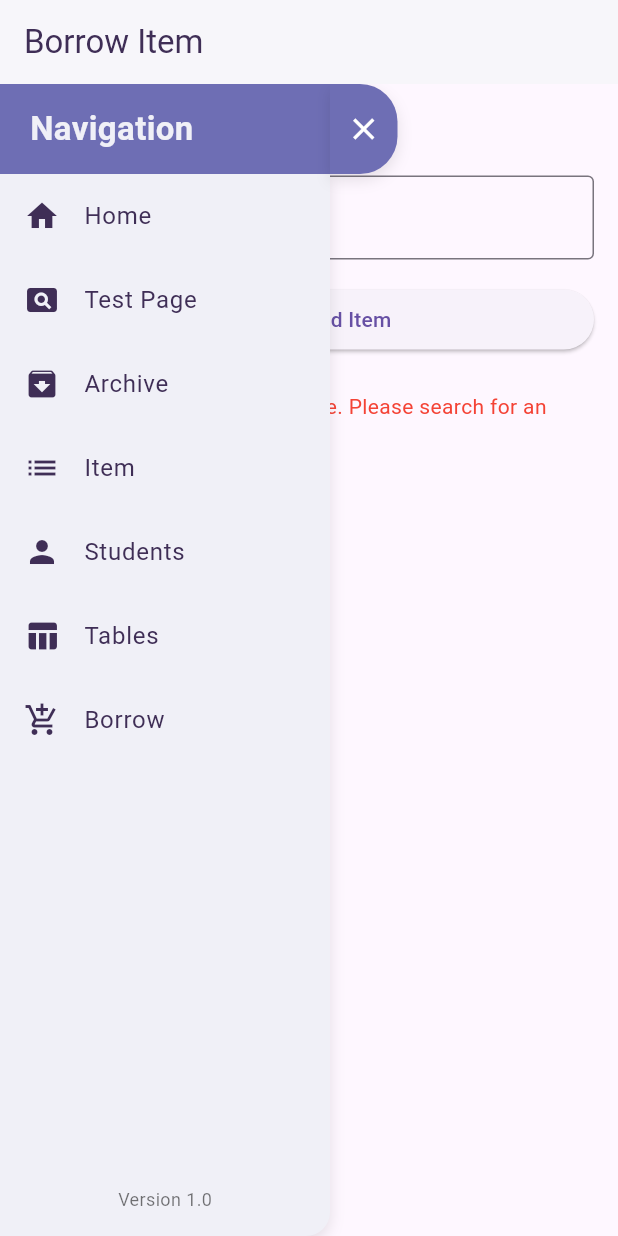
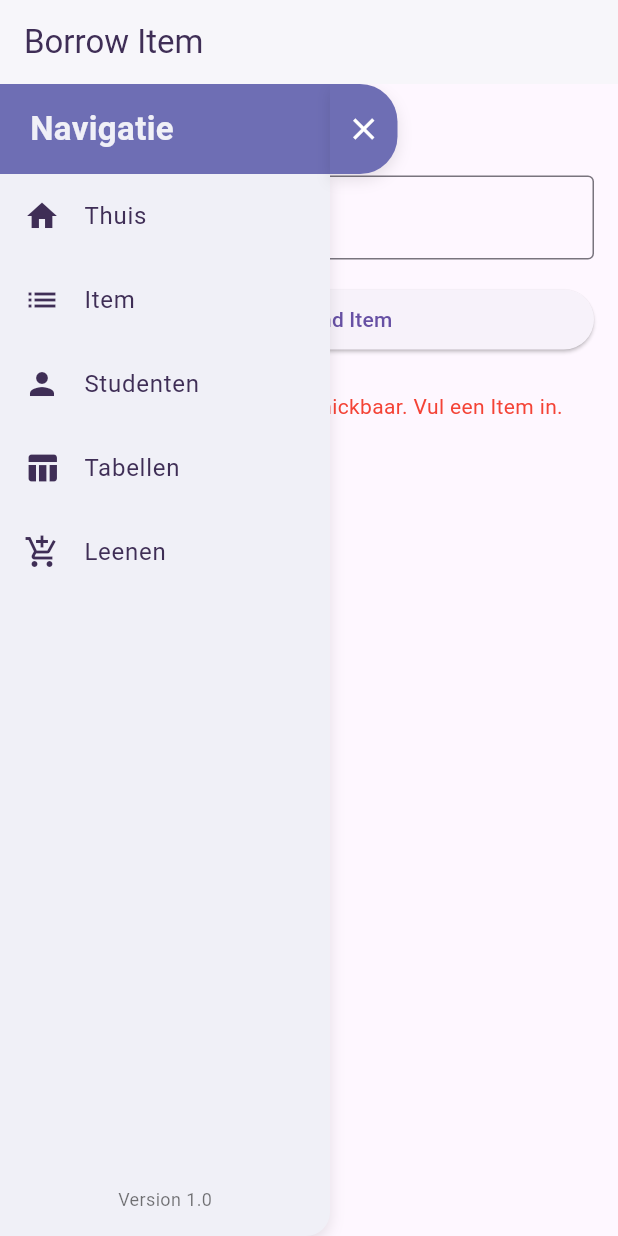
Before and after one commit to Draagn282/RocVoorraadSyteem, a Flutter app: the BorrowPage widget shown alone on an empty page, opened directly, after a tap on the "menu" icon, on a phone screen of 412 x 824 dp. Run offline on Flutter 3.47's test engine with Material 3 defaults, Android fonts, the phone set to English and light mode, and no system bars; our stand-ins replace sqflite, sqflite_common_ffi; accounts and stored records are empty.

Commit message:
EN -> NL, items inspect initiall start

```diff
--- a/roc_vooraadbeheersysteem/lib/pages/borrow_page.dart
+++ b/roc_vooraadbeheersysteem/lib/pages/borrow_page.dart
@@ -8,7 +8,6 @@ class BorrowPage extends BasePage {
   @override
   AppBar buildAppBar() {
     return AppBar(
-
       title: const Text(
         'Borrow Item',
         style: TextStyle(color: Color(0xff3f2e56)),
@@ -17,13 +16,13 @@ class BorrowPage extends BasePage {
       iconTheme: const IconThemeData(color: Color(0xff3f2e56)),
       elevation: 1,
     );
-
   }
 
   @override
   Widget buildBody(BuildContext context) {
     final TextEditingController itemIdController = TextEditingController();
     final TextEditingController studentIdController = TextEditingController();
+    final FocusNode studentIdFocusNode = FocusNode(); // Create a FocusNode
 
     ValueNotifier<Map<String, dynamic>?> itemDetailsNotifier = ValueNotifier(null);
 
@@ -40,29 +39,28 @@ Future<void> fetchItemDetails(String itemId) async {
         _showSnackBar(context, 'Item not found.');
       } else {
         itemDetailsNotifier.value = results.first;
+        // Automatically focus on the Student ID field
+        studentIdFocusNode.requestFocus();
       }
     }
-
 
     Future<void> borrowItem(String itemId, String studentId) async {
       final dbHelper = DatabaseHelper.instance;
 
       try {
-        // Update the item's availability
         await dbHelper.insertOrUpdate(
           tableName: 'item',
-          data: {'availablity': false}, // Mark as unavailable
+          data: {'availablity': false},
           whereClause: 'id = ?',
           whereArgs: [itemId],
         );
 
-        // Log borrowing or create order entry if required
-        _showSnackBar(context, 'Item borrowed successfully!');
+        _showSnackBar(context, 'Item succesvol uitgeleend!');
         itemIdController.clear();
         studentIdController.clear();
         itemDetailsNotifier.value = null;
       } catch (e) {
-        _showSnackBar(context, 'Error borrowing item.');
+        _showSnackBar(context, 'Error item zoeken.');
       }
     }
 
@@ -73,7 +71,7 @@ Future<void> fetchItemDetails(String itemId) async {
           crossAxisAlignment: CrossAxisAlignment.stretch,
           children: [
             const Text(
-              'Borrow an Item',
+              'Zoek een Item',
               style: TextStyle(
                 fontSize: 20.0,
                 fontWeight: FontWeight.bold,
@@ -94,12 +92,12 @@ Future<void> fetchItemDetails(String itemId) async {
               onPressed: () async {
                 final itemId = itemIdController.text.trim();
                 if (itemId.isEmpty) {
-                  _showSnackBar(context, 'Please enter an Item ID.');
+                  _showSnackBar(context, 'Vul een Item ID in.');
                 } else {
                   await fetchItemDetails(itemId);
                 }
               },
-              child: const Text('Find Item'),
+              child: const Text('Vind Item'),
             ),
             const SizedBox(height: 24.0),
             ValueListenableBuilder<Map<String, dynamic>?>(
@@ -107,7 +105,7 @@ Future<void> fetchItemDetails(String itemId) async {
               builder: (context, itemDetails, child) {
                 if (itemDetails == null) {
                   return const Text(
-                    'No item details available. Please search for an item.',
+                    'Geen Item details beschickbaar. Vul een Item in.',
                     style: TextStyle(color: Colors.red),
                   );
                 }
@@ -123,7 +121,7 @@ Future<void> fetchItemDetails(String itemId) async {
                     ),
                     const SizedBox(height: 8.0),
                     Text(
-                      'Availability: ${isAvailable ? "Available" : "Not Available"}',
+                      'Availability: ${isAvailable ? "Beschickbaar" : "Niet Beschickbaar"}',
                       style: TextStyle(
                         fontSize: 16.0,
                         color: isAvailable ? Colors.green : Colors.red,
@@ -131,7 +129,7 @@ Future<void> fetchItemDetails(String itemId) async {
                     ),
                     const SizedBox(height: 8.0),
                     Text(
-                      'Notes: ${itemDetails['notes']}',
+                      'Notities: ${itemDetails['notes']}',
                       style: const TextStyle(fontSize: 16.0),
                     ),
                     if (isAvailable)
@@ -141,6 +139,7 @@ Future<void> fetchItemDetails(String itemId) async {
                           const SizedBox(height: 16.0),
                           TextField(
                             controller: studentIdController,
+                            focusNode: studentIdFocusNode, // Attach FocusNode
                             decoration: const InputDecoration(
                               labelText: 'Student ID',
                               border: OutlineInputBorder(),
@@ -152,12 +151,12 @@ Future<void> fetchItemDetails(String itemId) async {
                             onPressed: () {
                               final studentId = studentIdController.text.trim();
                               if (studentId.isEmpty) {
-                                _showSnackBar(context, 'Please enter a Student ID.');
+                                _showSnackBar(context, 'vul een studenten ID in.');
                               } else {
                                 borrowItem(itemIdController.text.trim(), studentId);
                               }
                             },
-                            child: const Text('Borrow Item'),
+                            child: const Text('Leen Item'),
                           ),
                         ],
                       ),
@@ -171,11 +170,9 @@ Future<void> fetchItemDetails(String itemId) async {
     );
   }
 
-
   void _showSnackBar(BuildContext context, String message) {
     ScaffoldMessenger.of(context).showSnackBar(
       SnackBar(content: Text(message)),
     );
   }
-
 }
--- a/roc_vooraadbeheersysteem/lib/pages/home_page.dart
+++ b/roc_vooraadbeheersysteem/lib/pages/home_page.dart
@@ -18,7 +18,7 @@ class HomePage extends BasePage {
   @override
   Widget buildBody(BuildContext context) {
     return const Center(
-      child: Text('This is some random text on the Home Page'),
+      child: Text('Home Pagina word aan gewerkt'),
     );
   }
 }
--- a/roc_vooraadbeheersysteem/lib/pages/student_page.dart
+++ b/roc_vooraadbeheersysteem/lib/pages/student_page.dart
@@ -11,7 +11,7 @@ class StudentPage extends BasePage {
   AppBar buildAppBar() {
     return AppBar(
       title: const Text(
-        'Student Page',
+        'Studenten Pagina',
         style: TextStyle(color: Color(0xff3f2e56)),
       ),
     );
@@ -24,8 +24,7 @@ class StudentPage extends BasePage {
       child: ListView(
         children: const [
           Text(
-
-            'Students Table',
+            'Studenten Tabel',
             style: TextStyle(fontSize: 20, fontWeight: FontWeight.bold),
           ),
           SizedBox(height: 10),
@@ -81,7 +80,7 @@ class _StudentsTableState extends State<StudentsTable> {
         TextField(
           controller: _searchController,
           decoration: const InputDecoration(
-            labelText: 'Search Students by Name',
+            labelText: 'Zoek Studenten per naam',
             border: OutlineInputBorder(),
           ),
           onChanged: (value) => _filterStudents(),
@@ -96,12 +95,12 @@ class _StudentsTableState extends State<StudentsTable> {
               headingRowHeight: 50,
               columns: const <DataColumn>[
                 DataColumn(label: Text('ID')),
-                DataColumn(label: Text('Name')),
-                DataColumn(label: Text('Student ID')),
-                DataColumn(label: Text('email')),
-                DataColumn(label: Text('Class')),
+                DataColumn(label: Text('Naam')),
+                DataColumn(label: Text('Studenten ID')),
+                DataColumn(label: Text('Email')),
+                DataColumn(label: Text('Klas')),
                 DataColumn(label: Text('Cohort')),
-                DataColumn(label: Text('notes')),
+                DataColumn(label: Text('Notities')),
                 DataColumn(label: Text('')),
               ],
               rows: _filteredStudents.map((student) {
@@ -118,7 +117,7 @@ class _StudentsTableState extends State<StudentsTable> {
                     DataCell(Row(
    children: [
                         IconButton(
-                          icon: const Icon(Icons.edit),
+                          icon: const Icon(Icons.search),
                           onPressed: () {
                             // Handle edit action
                           },
--- a/roc_vooraadbeheersysteem/lib/widgets/floating_nav_bar.dart
+++ b/roc_vooraadbeheersysteem/lib/widgets/floating_nav_bar.dart
@@ -98,7 +98,7 @@ class _FloatingNavBarState extends State<FloatingNavBar> {
                   alignment: Alignment.centerLeft,
                   padding: const EdgeInsets.symmetric(horizontal: 20),
                   child: const Text(
-                    'Navigation',
+                    'Navigatie',
                     style: TextStyle(
                       color: Color(0xfff0f0f7),
                       fontSize: 22,
@@ -109,33 +109,33 @@ class _FloatingNavBarState extends State<FloatingNavBar> {
                 ListTile(
                   leading: const Icon(Icons.home, color: Color(0xff3f2e56)),
                   title: const Text(
-                    'Home',
+                    'Thuis',
                     style: TextStyle(color: Color(0xff3f2e56)),
                   ),
                   onTap: () {
                     _navigateTo('/home');
                   },
                 ),
-                ListTile(
-                  leading: const Icon(Icons.pageview, color: Color(0xff3f2e56)),
-                  title: const Text(
-                    'Test Page',
-                    style: TextStyle(color: Color(0xff3f2e56)),
-                  ),
-                  onTap: () {
-                    _navigateTo('/test');
-                  },
-                ),
-                ListTile(
-                  leading: const Icon(Icons.archive, color: Color(0xff3f2e56)),
-                  title: const Text(
-                    'Archive',
-                    style: TextStyle(color: Color(0xff3f2e56)),
-                  ),
-                  onTap: () {
-                    _navigateTo('/archive');
-                  },
-                ),
+                // ListTile(
+                //   leading: const Icon(Icons.pageview, color: Color(0xff3f2e56)),
+                //   title: const Text(
+                //     'Test Page',
+                //     style: TextStyle(color: Color(0xff3f2e56)),
+                //   ),
+                //   onTap: () {
+                //     _navigateTo('/test');
+                //   },
+                // ),
+                // ListTile(
+                //   leading: const Icon(Icons.archive, color: Color(0xff3f2e56)),
+                //   title: const Text(
+                //     'Archive',
+                //     style: TextStyle(color: Color(0xff3f2e56)),
+                //   ),
+                //   onTap: () {
+                //     _navigateTo('/archive');
+                //   },
+                // ),
                 ListTile(
                   leading: const Icon(Icons.list, color: Color(0xff3f2e56)),
                   title: const Text(
@@ -149,7 +149,7 @@ class _FloatingNavBarState extends State<FloatingNavBar> {
                 ListTile(
                   leading: const Icon(Icons.person, color: Color(0xff3f2e56)),
                   title: const Text(
-                    'Students',
+                    'Studenten',
                     style: TextStyle(color: Color(0xff3f2e56)),
                   ),
                   onTap: () {
@@ -160,7 +160,7 @@ class _FloatingNavBarState extends State<FloatingNavBar> {
                   leading:
                       const Icon(Icons.table_chart, color: Color(0xff3f2e56)),
                   title: const Text(
-                    'Tables',
+                    'Tabellen',
                     style: TextStyle(color: Color(0xff3f2e56)),
                   ),
                   onTap: () {
@@ -171,7 +171,7 @@ class _FloatingNavBarState extends State<FloatingNavBar> {
                   leading: const Icon(Icons.add_shopping_cart,
                       color: Color(0xff3f2e56)),
                   title: const Text(
-                    'Borrow',
+                    'Leenen',
                     style: TextStyle(color: Color(0xff3f2e56)),
                   ),
                   onTap: () {
```
Also changed, not shown: roc_vooraadbeheersysteem/lib/helpers/database_helper.dart (+49 -0 lines), roc_vooraadbeheersysteem/lib/pages/tables_page.dart (+68 -32 lines). Lines whose indentation alone changed are shown as unchanged.
